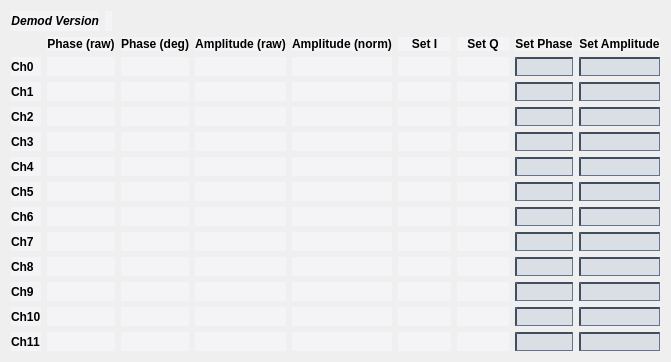
Old version of the form new_look/demodulator.ui in the repository cristinasewell/ATCA_PyDM_Screens.
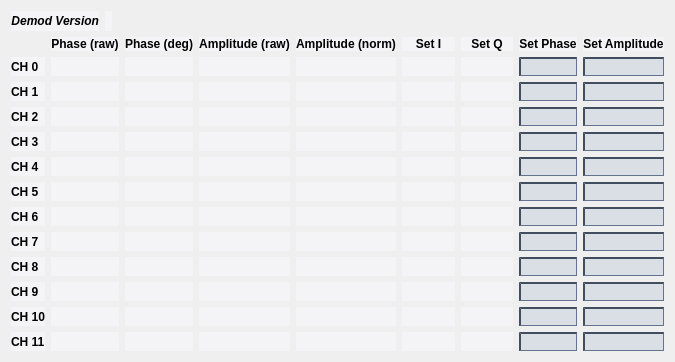
New version of the form. Custom widgets are drawn as their Qt base class.

Patch:
```diff
--- a/new_look/demodulator.ui
+++ b/new_look/demodulator.ui
@@ -6,7 +6,7 @@
    <rect>
     <x>0</x>
     <y>0</y>
-    <width>671</width>
+    <width>675</width>
     <height>349</height>
    </rect>
   </property>
@@ -401,7 +401,7 @@
         </font>
        </property>
        <property name="text">
-        <string>Ch0</string>
+        <string>CH 0</string>
        </property>
       </widget>
      </item>
@@ -527,7 +527,7 @@
         </font>
        </property>
        <property name="text">
-        <string>Ch1</string>
+        <string>CH 1</string>
        </property>
       </widget>
      </item>
@@ -653,7 +653,7 @@
         </font>
        </property>
        <property name="text">
-        <string>Ch2</string>
+        <string>CH 2</string>
        </property>
       </widget>
      </item>
@@ -779,7 +779,7 @@
         </font>
        </property>
        <property name="text">
-        <string>Ch3</string>
+        <string>CH 3</string>
        </property>
       </widget>
      </item>
@@ -905,7 +905,7 @@
         </font>
        </property>
        <property name="text">
-        <string>Ch4</string>
+        <string>CH 4</string>
        </property>
       </widget>
      </item>
@@ -1031,7 +1031,7 @@
         </font>
        </property>
        <property name="text">
-        <string>Ch5</string>
+        <string>CH 5</string>
        </property>
       </widget>
      </item>
@@ -1157,7 +1157,7 @@
         </font>
        </property>
        <property name="text">
-        <string>Ch6</string>
+        <string>CH 6</string>
        </property>
       </widget>
      </item>
@@ -1283,7 +1283,7 @@
         </font>
        </property>
        <property name="text">
-        <string>Ch7</string>
+        <string>CH 7</string>
        </property>
       </widget>
      </item>
@@ -1409,7 +1409,7 @@
         </font>
        </property>
        <property name="text">
-        <string>Ch8</string>
+        <string>CH 8</string>
        </property>
       </widget>
      </item>
@@ -1535,7 +1535,7 @@
         </font>
        </property>
        <property name="text">
-        <string>Ch9</string>
+        <string>CH 9</string>
        </property>
       </widget>
      </item>
@@ -1661,7 +1661,7 @@
         </font>
        </property>
        <property name="text">
-        <string>Ch10</string>
+        <string>CH 10</string>
        </property>
       </widget>
      </item>
@@ -1787,7 +1787,7 @@
         </font>
        </property>
        <property name="text">
-        <string>Ch11</string>
+        <string>CH 11</string>
        </property>
       </widget>
      </item>
```
